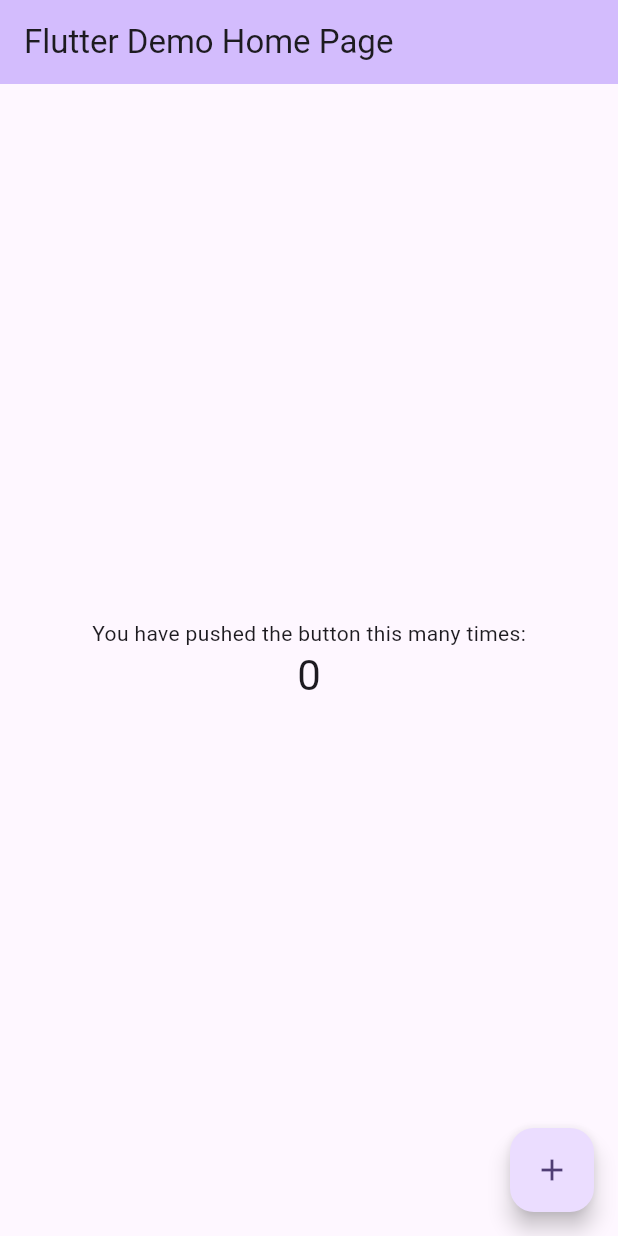
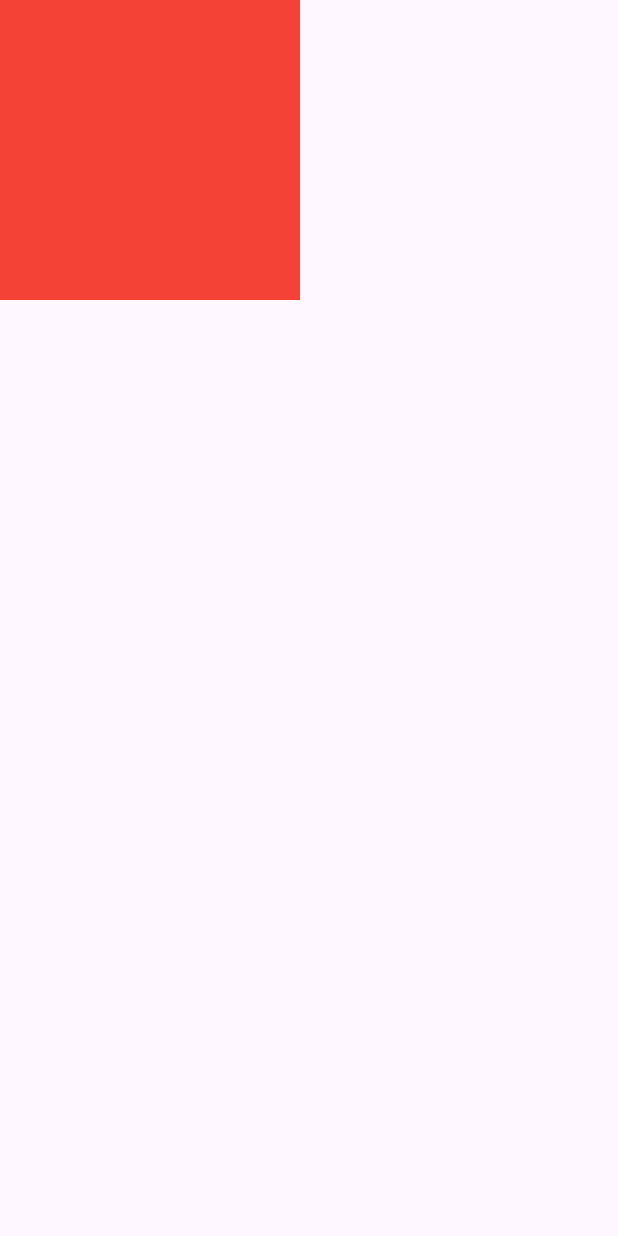
Before and after one commit to heitorhidalgo/rick-and-morty-app, a Flutter app: the screen it shows after launch, on a phone screen of 412 x 824 dp. Run offline on Flutter 3.47's test engine with Material 3 defaults, Android fonts, the phone set to English and light mode, and no system bars; our stand-ins replace get.

Commit message:
feat: estrutura do projeto

```diff
--- /dev/null
+++ b/lib/home_page.dart
@@ -0,0 +1,15 @@
+import 'package:flutter/material.dart';
+import 'package:rick_morty_app/personagem_component.dart';
+
+class HomePage extends StatefulWidget with PersonagemComponent {
+  @override
+  State<HomePage> createState() => _HomePageState();
+}
+
+class _HomePageState extends State<HomePage> with PersonagemComponent {
+  @override
+  build(BuildContext context) {
+    initialize(context);
+    return Scaffold(body: body());
+  }
+}
--- a/lib/main.dart
+++ b/lib/main.dart
@@ -1,4 +1,7 @@
 import 'package:flutter/material.dart';
+import 'package:get/get.dart';
+
+import 'home_page.dart';
 
 void main() {
   runApp(const MyApp());
@@ -7,116 +10,8 @@ void main() {
 class MyApp extends StatelessWidget {
   const MyApp({super.key});
 
-  // This widget is the root of your application.
   @override
   Widget build(BuildContext context) {
-    return MaterialApp(
-      title: 'Flutter Demo',
-      theme: ThemeData(
-        // This is the theme of your application.
-        //
-        // TRY THIS: Try running your application with "flutter run". You'll see
-        // the application has a purple toolbar. Then, without quitting the app,
-        // try changing the seedColor in the colorScheme below to Colors.green
-        // and then invoke "hot reload" (save your changes or press the "hot
-        // reload" button in a Flutter-supported IDE, or press "r" if you used
-        // the command line to start the app).
-        //
-        // Notice that the counter didn't reset back to zero; the application
-        // state is not lost during the reload. To reset the state, use hot
-        // restart instead.
-        //
-        // This works for code too, not just values: Most code changes can be
-        // tested with just a hot reload.
-        colorScheme: ColorScheme.fromSeed(seedColor: Colors.deepPurple),
-      ),
-      home: const MyHomePage(title: 'Flutter Demo Home Page'),
-    );
+    return GetMaterialApp(debugShowCheckedModeBanner: false, home: HomePage());
   }
 }
-
-class MyHomePage extends StatefulWidget {
-  const MyHomePage({super.key, required this.title});
-
-  // This widget is the home page of your application. It is stateful, meaning
-  // that it has a State object (defined below) that contains fields that affect
-  // how it looks.
-
-  // This class is the configuration for the state. It holds the values (in this
-  // case the title) provided by the parent (in this case the App widget) and
-  // used by the build method of the State. Fields in a Widget subclass are
-  // always marked "final".
-
-  final String title;
-
-  @override
-  State<MyHomePage> createState() => _MyHomePageState();
-}
-
-class _MyHomePageState extends State<MyHomePage> {
-  int _counter = 0;
-
-  void _incrementCounter() {
-    setState(() {
-      // This call to setState tells the Flutter framework that something has
-      // changed in this State, which causes it to rerun the build method below
-      // so that the display can reflect the updated values. If we changed
-      // _counter without calling setState(), then the build method would not be
-      // called again, and so nothing would appear to happen.
-      _counter++;
-    });
-  }
-
-  @override
-  Widget build(BuildContext context) {
-    // This method is rerun every time setState is called, for instance as done
-    // by the _incrementCounter method above.
-    //
-    // The Flutter framework has been optimized to make rerunning build methods
-    // fast, so that you can just rebuild anything that needs updating rather
-    // than having to individually change instances of widgets.
-    return Scaffold(
-      appBar: AppBar(
-        // TRY THIS: Try changing the color here to a specific color (to
-        // Colors.amber, perhaps?) and trigger a hot reload to see the AppBar
-        // change color while the other colors stay the same.
-        backgroundColor: Theme.of(context).colorScheme.inversePrimary,
-        // Here we take the value from the MyHomePage object that was created by
-        // the App.build method, and use it to set our appbar title.
-        title: Text(widget.title),
-      ),
-      body: Center(
-        // Center is a layout widget. It takes a single child and positions it
-        // in the middle of the parent.
-        child: Column(
-          // Column is also a layout widget. It takes a list of children and
-          // arranges them vertically. By default, it sizes itself to fit its
-          // children horizontally, and tries to be as tall as its parent.
-          //
-          // Column has various properties to control how it sizes itself and
-          // how it positions its children. Here we use mainAxisAlignment to
-          // center the children vertically; the main axis here is the vertical
-          // axis because Columns are vertical (the cross axis would be
-          // horizontal).
-          //
-          // TRY THIS: Invoke "debug painting" (choose the "Toggle Debug Paint"
-          // action in the IDE, or press "p" in the console), to see the
-          // wireframe for each widget.
-          mainAxisAlignment: MainAxisAlignment.center,
-          children: <Widget>[
-            const Text('You have pushed the button this many times:'),
-            Text(
-              '$_counter',
-              style: Theme.of(context).textTheme.headlineMedium,
-            ),
-          ],
-        ),
-      ),
-      floatingActionButton: FloatingActionButton(
-        onPressed: _incrementCounter,
-        tooltip: 'Increment',
-        child: const Icon(Icons.add),
-      ), // This trailing comma makes auto-formatting nicer for build methods.
-    );
-  }
-}
--- /dev/null
+++ b/lib/personagem_component.dart
@@ -0,0 +1,17 @@
+import 'package:flutter/material.dart';
+import 'package:rick_morty_app/personagem_controller.dart';
+
+mixin class PersonagemComponent {
+  final PersonagemController controller = PersonagemController();
+
+  late Orientation orientacao;
+
+  initialize(BuildContext context) async {
+    controller.context = context;
+    orientacao = MediaQuery.of(context).orientation;
+  }
+}
+
+Widget body() {
+  return SafeArea(child: Container(height: 200, width: 200, color: Colors.red));
+}
--- /dev/null
+++ b/lib/personagem_controller.dart
@@ -0,0 +1,6 @@
+import 'package:flutter/material.dart';
+import 'package:get/get.dart';
+
+class PersonagemController extends GetxController {
+  late BuildContext context;
+}
```
Also changed, not shown: lib/personagem_model.dart (added, +9 -0 lines), 1 other file.
